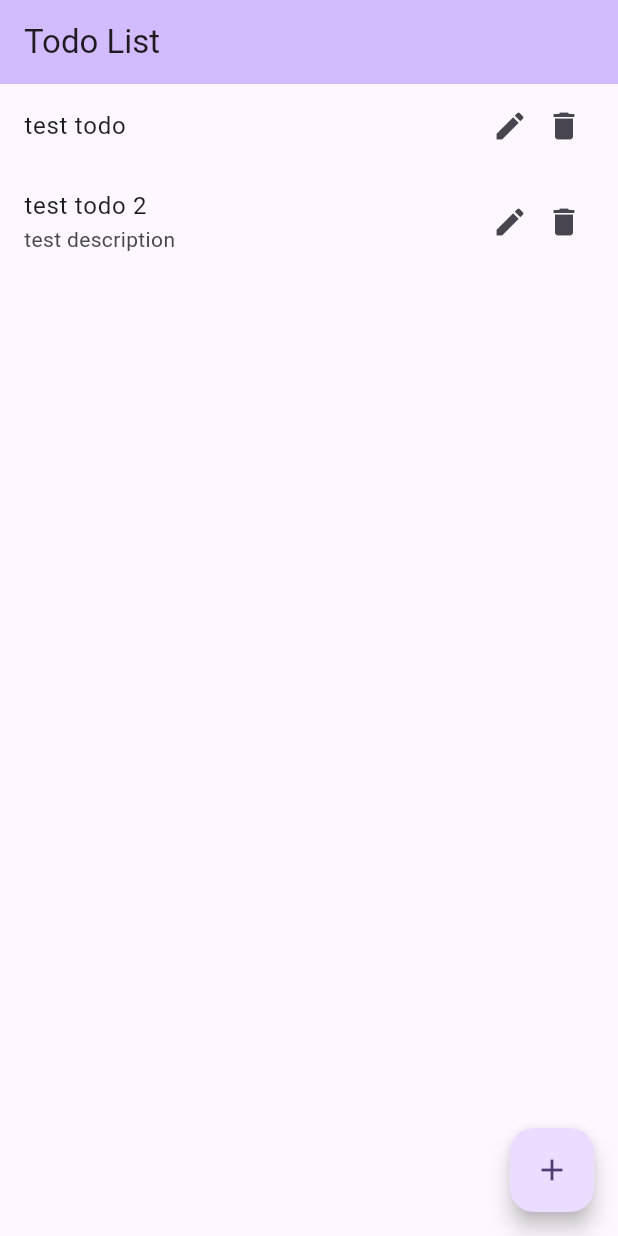
After one commit to CyriacduChatenet/ESD-flutter-todo-app, a Flutter app: the screen it shows after launch, after a tap on the "add" icon, on a phone screen of 412 x 824 dp. The commit adds this screen. Run offline on Flutter 3.47's test engine with Material 2 defaults, Android fonts, the phone set to English and light mode, and no system bars.

Commit message:
feat: add todo list with context

```diff
--- a/client/lib/main.dart
+++ b/client/lib/main.dart
@@ -1,7 +1,9 @@
-import 'package:client/src/widgets/responsive_button.dart';
+import 'package:client/src/todo_list_provider.dart';
+import 'package:client/src/widgets/todo_list_widget.dart';
 import 'package:flutter/material.dart';
 import 'package:client/src/models/todo.dart';
 import 'package:client/src/widgets/todo_item_widget.dart';
+import 'package:provider/provider.dart';
 
 void main() {
   runApp(const MyApp());
@@ -20,7 +22,10 @@ class MyApp extends StatelessWidget {
         colorScheme: ColorScheme.fromSeed(seedColor: Colors.deepPurple),
         useMaterial3: true,
       ),
-      home: const MyHomePage(title: 'Flutter Demo Home Page'),
+      home: Provider(
+        create: (_) => TodoListProvider(),
+        child: const MyHomePage(title: 'Flutter Demo Home Page'),
+      ),
     );
   }
 }
@@ -29,19 +34,6 @@ class MyHomePage extends StatelessWidget {
   const MyHomePage({Key? key, required this.title}) : super(key: key);
   final String title;
 
-  static final List<Todo> todoList = [
-    Todo(
-      id: "1",
-      title: "test todo",
-      state: TodoState.inProgress,
-    ),
-    Todo(
-      id: "2",
-      title: "test todo 2",
-      description: "test description",
-      state: TodoState.done,
-    ),
-  ];
 
   @override
   Widget build(BuildContext context) {
@@ -50,14 +42,16 @@ class MyHomePage extends StatelessWidget {
         backgroundColor: Theme.of(context).colorScheme.inversePrimary,
         title: const Text('Todo List'),
       ),
-      body: ListView.builder(
-        itemCount: todoList.length,
-        itemBuilder: (BuildContext context, int index) {
-          return TodoItem(todoList[index]);
+      body: const TodoListWidget(),
+      floatingActionButton: FloatingActionButton(
+        onPressed: () {
+          context.read<TodoListProvider>().createTodo(Todo(
+            id: context.read<TodoListProvider>().todoList.length.toString(),
+            title: "test todo 3",
+            description: "test description 3",
+            state: TodoState.inProgress,
+          ));
         },
-      ),
-      floatingActionButton: FloatingActionButton(
-        onPressed: () {},
         child: const Icon(Icons.add),
       ),
     );
--- /dev/null
+++ b/client/lib/src/todo_list_provider.dart
@@ -0,0 +1,25 @@
+import 'package:client/src/models/todo.dart';
+import 'package:flutter/material.dart';
+
+class TodoListProvider extends ChangeNotifier {
+  final List<Todo> _todoList = [
+    Todo(
+      id: "1",
+      title: "test todo",
+      state: TodoState.inProgress,
+    ),
+    Todo(
+      id: "2",
+      title: "test todo 2",
+      description: "test description",
+      state: TodoState.done,
+    ),
+  ];
+
+  List<Todo> get todoList => _todoList;
+
+  void createTodo(Todo todo) {
+    _todoList.add(todo);
+    notifyListeners();
+  }
+}
--- /dev/null
+++ b/client/lib/src/widgets/todo_list_widget.dart
@@ -0,0 +1,24 @@
+import 'package:client/src/models/todo.dart';
+import 'package:client/src/todo_list_provider.dart';
+import 'package:client/src/widgets/todo_item_widget.dart';
+import 'package:flutter/material.dart';
+import 'package:provider/provider.dart';
+
+class TodoListWidget extends StatefulWidget {
+  const TodoListWidget({Key? key}) : super(key: key);
+
+  @override
+  State<TodoListWidget> createState() => _TodoListWidgetState();
+}
+
+class _TodoListWidgetState extends State<TodoListWidget> {
+  @override
+  Widget build(BuildContext context) {
+    final List<Todo> todoList = context.watch<TodoListProvider>().todoList;
+    return ListView.builder(
+        itemCount: todoList.length,
+        itemBuilder: (_, int index) {
+          return TodoItem(todoList[index]);
+        });
+  }
+}
--- a/client/pubspec.yaml
+++ b/client/pubspec.yaml
@@ -35,6 +35,7 @@ dependencies:
   # The following adds the Cupertino Icons font to your application.
   # Use with the CupertinoIcons class for iOS style icons.
   cupertino_icons: ^1.0.2
+  provider: ^6.0.5
 
 dev_dependencies:
   flutter_test:
```
Also changed, not shown: client/pubspec.lock.
